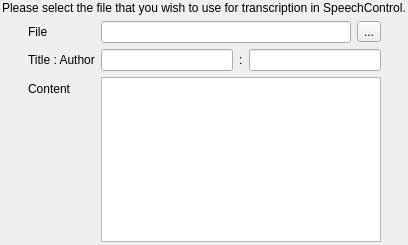
First picture: the form in res/ui/contentwizard-urlselection.ui, repository smartboyhw/speechcontrol, before the edit.
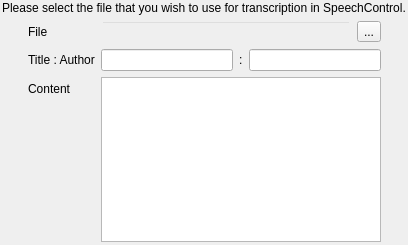
Second picture: the form after the edit.

Commit message: Made the file URL box's background transparent.

Patch:
```diff
--- a/res/ui/contentwizard-urlselection.ui
+++ b/res/ui/contentwizard-urlselection.ui
@@ -55,6 +55,12 @@
        <layout class="QHBoxLayout" name="horizontalLayout">
         <item>
          <widget class="QLineEdit" name="lineEdit">
+          <property name="enabled">
+           <bool>false</bool>
+          </property>
+          <property name="styleSheet">
+           <string notr="true">background: transparent</string>
+          </property>
           <property name="readOnly">
            <bool>true</bool>
           </property>
```
